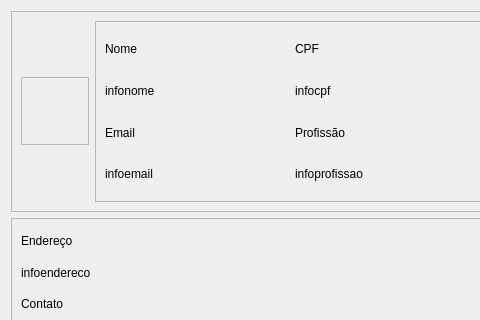
First picture: the form in views/pages/compenentes/responsavelView.ui, repository herbariorum/finn, before the edit; both pictures show x 0 to 480 and y 0 to 320 of the 700 by 425 pixel window.
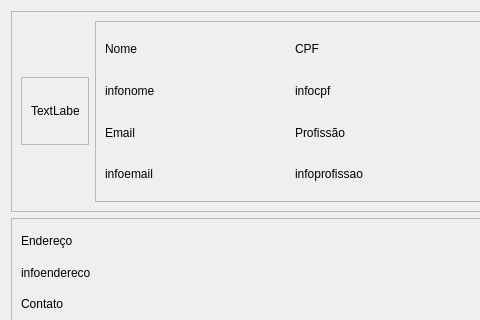
Second picture: the form after the edit.

Commit message: Finalizado modulo responsavel

The edit to the form file:
```diff
--- a/views/pages/compenentes/responsavelView.ui
+++ b/views/pages/compenentes/responsavelView.ui
@@ -37,6 +37,15 @@
         <property name="frameShadow">
          <enum>QFrame::Raised</enum>
         </property>
+        <layout class="QVBoxLayout" name="verticalLayout_3">
+         <item>
+          <widget class="QLabel" name="lblFoto">
+           <property name="text">
+            <string>TextLabel</string>
+           </property>
+          </widget>
+         </item>
+        </layout>
        </widget>
       </item>
       <item>
```
The commit also changes 3 other files.
